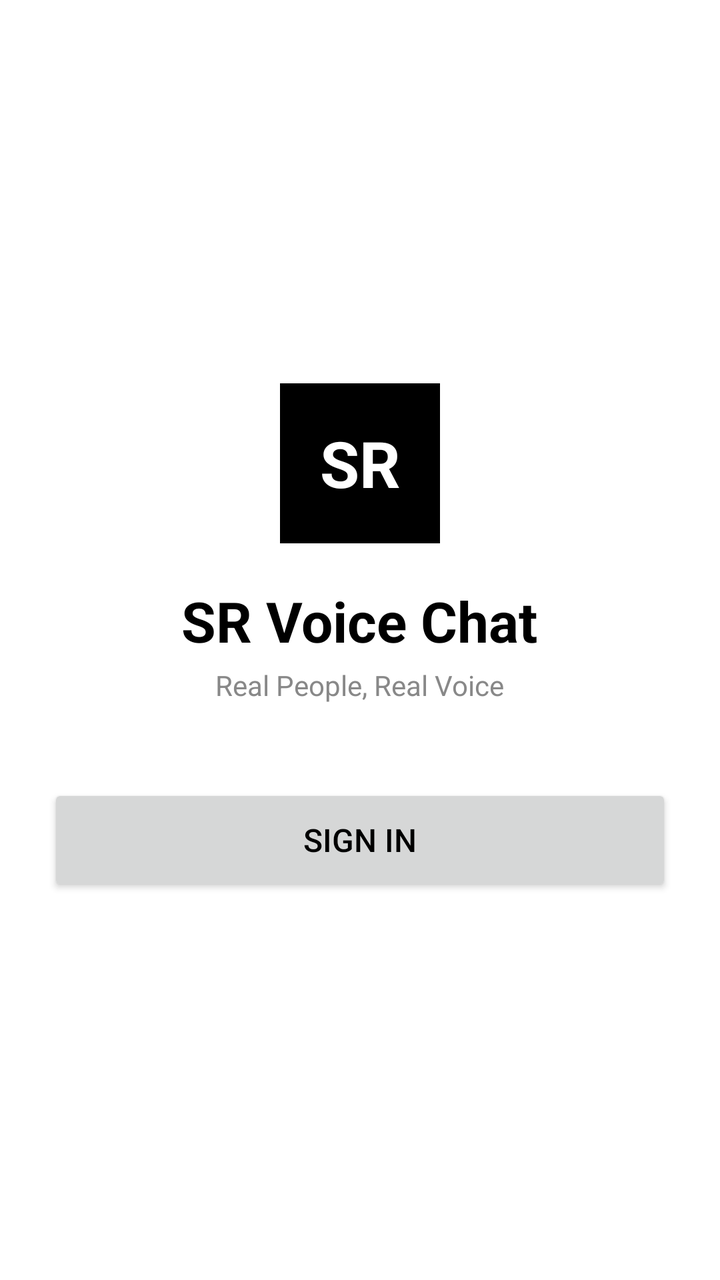
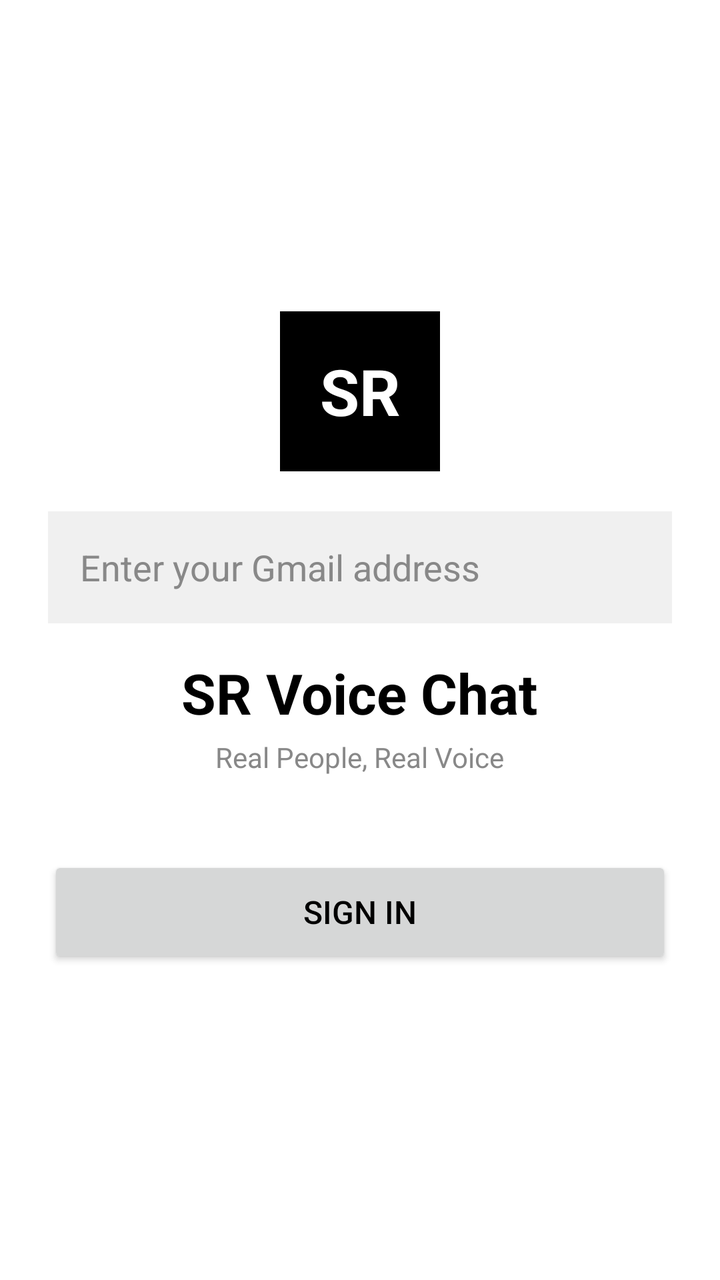

An Android layout rendered at two revisions. The XML below is the earlier revision; the diff shows what the commit changed to produce the second picture.
<!-- AndroidManifest.xml: application theme Theme.SRVoiceChat -->
<!-- res/layout/activity_login.xml -->
<?xml version="1.0" encoding="utf-8"?>
<LinearLayout xmlns:android="http://schemas.android.com/apk/res/android"
    android:layout_width="match_parent"
    android:layout_height="match_parent"
    android:background="#FFFFFF"
    android:gravity="center"
    android:orientation="vertical"
    android:padding="24dp">

    <TextView
        android:layout_width="80dp"
        android:layout_height="80dp"
        android:text="SR"
        android:textSize="32sp"
        android:textStyle="bold"
        android:gravity="center"
        android:background="#000000"
        android:textColor="#FFFFFF"
        android:layout_marginBottom="20dp"/>

    <TextView
        android:layout_width="wrap_content"
        android:layout_height="wrap_content"
        android:text="SR Voice Chat"
        android:textSize="28sp"
        android:textStyle="bold"
        android:textColor="#000000"/>

    <TextView
        android:layout_width="wrap_content"
        android:layout_height="wrap_content"
        android:text="Real People, Real Voice"
        android:textSize="14sp"
        android:textColor="#888888"
        android:layout_marginTop="4dp"
        android:layout_marginBottom="40dp"/>

    <Button
        android:id="@+id/sign_in_button"
        android:layout_width="match_parent"
        android:layout_height="56dp"
        android:text="Sign in"
        android:textSize="16sp"
        android:textColor="#000000"/>

</LinearLayout>
<!-- resources referenced by this layout -->
<resources>
  <style name="Theme.SRVoiceChat" parent="Theme.Material3.DayNight.NoActionBar">
          <item name="colorPrimary">#FF4081</item>
          <item name="android:statusBarColor">#FF4081</item>
          <item name="android:windowLightStatusBar">true</item>
      </style>
</resources>

<!-- the commit's change to res/layout/activity_login.xml (unified diff, before → after) -->
@@ -18,6 +18,18 @@
         android:textColor="#FFFFFF"
         android:layout_marginBottom="20dp"/>
 
+    <EditText
+        android:id="@+id/inputEmail"
+        android:layout_width="match_parent"
+        android:layout_height="56dp"
+        android:hint="Enter your Gmail address"
+        android:inputType="textEmailAddress"
+        android:padding="16dp"
+        android:background="#F0F0F0"
+        android:textColor="#000000"
+        android:textColorHint="#888888"
+        android:layout_marginBottom="16dp"/>
+
     <TextView
         android:layout_width="wrap_content"
         android:layout_height="wrap_content"
@@ -36,7 +48,7 @@
         android:layout_marginBottom="40dp"/>
 
     <Button
-        android:id="@+id/sign_in_button"
+        android:id="@+id/btnLogin"
         android:layout_width="match_parent"
         android:layout_height="56dp"
         android:text="Sign in"
